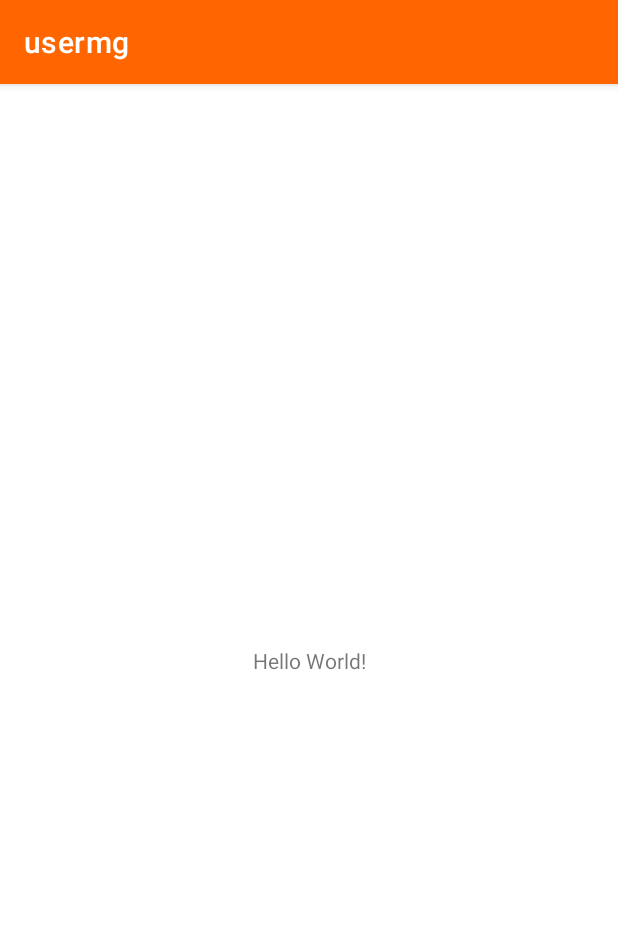
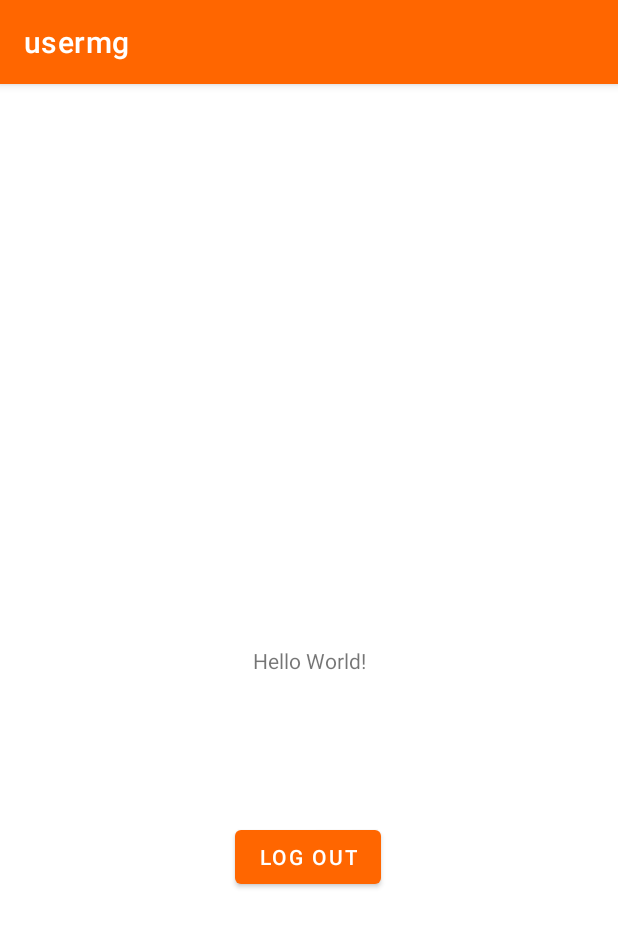
Before and after one commit to mhikal45/Rodda-Application, an Android app: the screen it shows after launch once a user with an empty profile is signed in (MainActivity), on a phone screen of 412 x 824 dp. Shown: the top 927 px of the screen. Run offline under Robolectric (Android 15) with nearby library versions, the phone set to English and light mode, and no system bars; our stand-ins replace Firebase (no records; nobody signed in at launch, a user with empty details on screens opened directly).

```diff
--- a/usermg/src/main/java/com/singgihrp/usermg/MainActivity.kt
+++ b/usermg/src/main/java/com/singgihrp/usermg/MainActivity.kt
@@ -1,11 +1,24 @@
 package com.singgihrp.usermg
 
+import android.content.Intent
 import androidx.appcompat.app.AppCompatActivity
 import android.os.Bundle
+import com.google.firebase.auth.FirebaseAuth
+import com.singgihrp.usermg.databinding.ActivityMainBinding
+import com.singgihrp.usermg.um.login.LoginActivity
 
 class MainActivity : AppCompatActivity() {
+    private lateinit var binding: ActivityMainBinding
+
     override fun onCreate(savedInstanceState: Bundle?) {
         super.onCreate(savedInstanceState)
-        setContentView(R.layout.activity_main)
+        binding = ActivityMainBinding.inflate(layoutInflater)
+        setContentView(binding.root)
+
+        binding.btnLogot.setOnClickListener{
+            FirebaseAuth.getInstance().signOut()
+            startActivity(Intent(this, LoginActivity::class.java))
+            finish()
+        }
     }
 }
--- a/usermg/src/main/res/layout/activity_main.xml
+++ b/usermg/src/main/res/layout/activity_main.xml
@@ -7,6 +7,7 @@
     tools:context=".MainActivity">
 
     <TextView
+        android:id="@+id/textView"
         android:layout_width="wrap_content"
         android:layout_height="wrap_content"
         android:text="Hello World!"
@@ -15,4 +16,17 @@
         app:layout_constraintRight_toRightOf="parent"
         app:layout_constraintTop_toTopOf="parent" />
 
+    <Button
+        android:id="@+id/btn_logot"
+        android:layout_width="wrap_content"
+        android:layout_height="wrap_content"
+        android:layout_marginBottom="4dp"
+        app:layout_constraintBottom_toBottomOf="parent"
+        app:layout_constraintEnd_toEndOf="parent"
+        app:layout_constraintHorizontal_bias="0.498"
+        app:layout_constraintStart_toStartOf="parent"
+        android:text="Log Out"
+        app:layout_constraintTop_toTopOf="parent"
+        app:layout_constraintVertical_bias="0.686" />
+
 </androidx.constraintlayout.widget.ConstraintLayout>
```
Also changed, not shown: usermg/src/main/java/com/singgihrp/usermg/um/login/LoginActivity.kt (+41 -1 lines), usermg/src/main/res/layout/activity_login.xml (+15 -3 lines).
